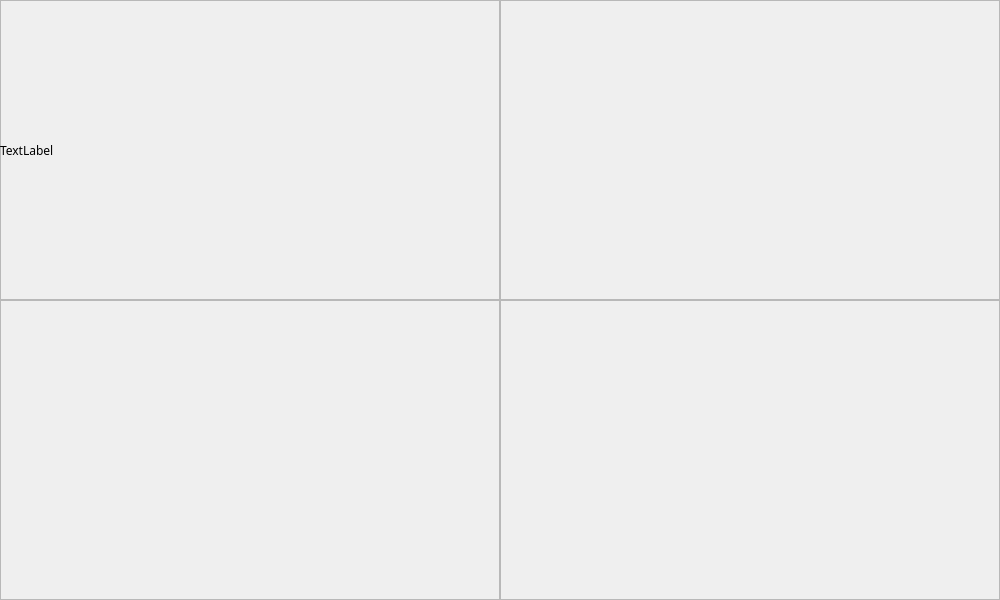
First picture: the form in src/Visualizer.ui, repository codebydant/sfM_danPipeline, before the edit.
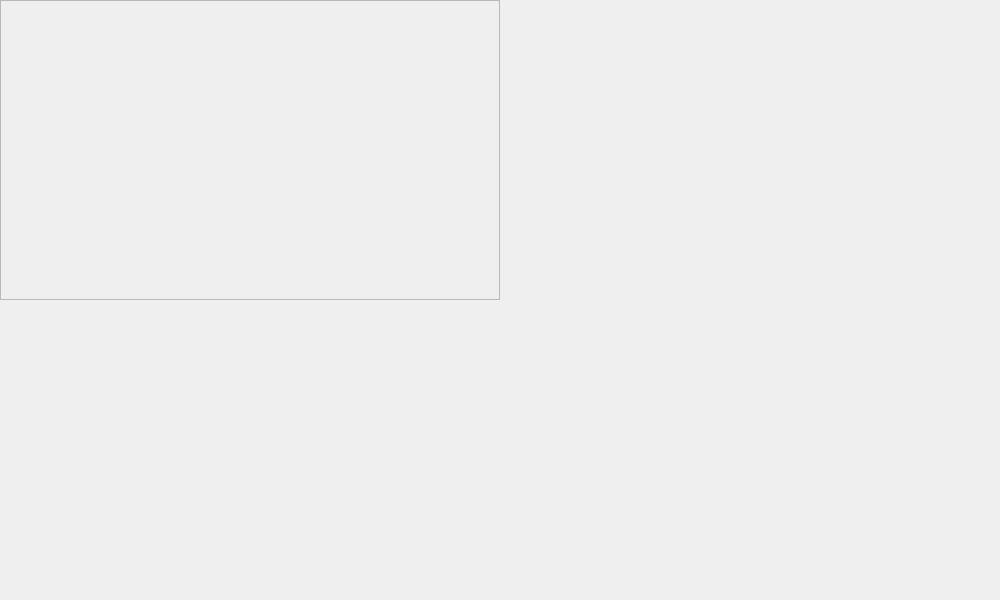
Second picture: the form after the edit.

Patch:
```diff
--- a/src/Visualizer.ui
+++ b/src/Visualizer.ui
@@ -51,70 +51,6 @@
    <property name="frameShadow">
     <enum>QFrame::Raised</enum>
    </property>
-   <widget class="QLabel" name="image_lbl">
-    <property name="geometry">
-     <rect>
-      <x>0</x>
-      <y>0</y>
-      <width>500</width>
-      <height>300</height>
-     </rect>
-    </property>
-    <property name="text">
-     <string>TextLabel</string>
-    </property>
-    <property name="scaledContents">
-     <bool>true</bool>
-    </property>
-   </widget>
-  </widget>
-  <widget class="QFrame" name="Frame2">
-   <property name="geometry">
-    <rect>
-     <x>500</x>
-     <y>0</y>
-     <width>500</width>
-     <height>300</height>
-    </rect>
-   </property>
-   <property name="frameShape">
-    <enum>QFrame::StyledPanel</enum>
-   </property>
-   <property name="frameShadow">
-    <enum>QFrame::Raised</enum>
-   </property>
-  </widget>
-  <widget class="QFrame" name="Frame4">
-   <property name="geometry">
-    <rect>
-     <x>500</x>
-     <y>300</y>
-     <width>500</width>
-     <height>300</height>
-    </rect>
-   </property>
-   <property name="frameShape">
-    <enum>QFrame::StyledPanel</enum>
-   </property>
-   <property name="frameShadow">
-    <enum>QFrame::Raised</enum>
-   </property>
-  </widget>
-  <widget class="QFrame" name="Frame3">
-   <property name="geometry">
-    <rect>
-     <x>0</x>
-     <y>300</y>
-     <width>500</width>
-     <height>300</height>
-    </rect>
-   </property>
-   <property name="frameShape">
-    <enum>QFrame::StyledPanel</enum>
-   </property>
-   <property name="frameShadow">
-    <enum>QFrame::Raised</enum>
-   </property>
   </widget>
  </widget>
  <layoutdefault spacing="6" margin="11"/>
```
